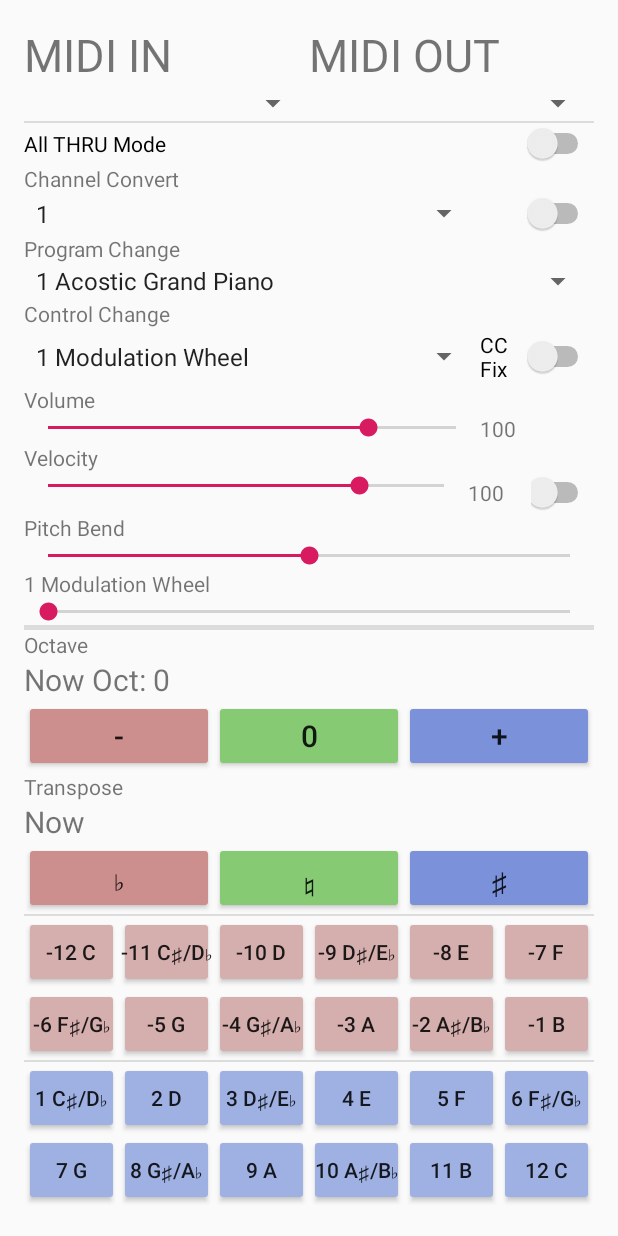
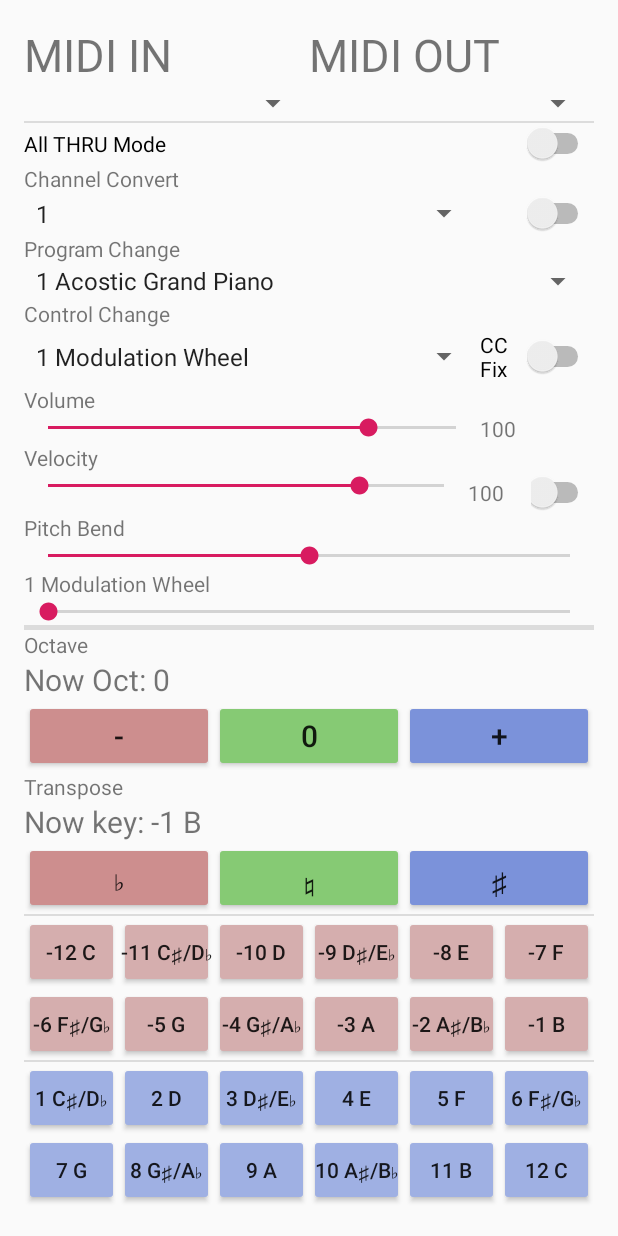
Before and after one commit to mikuta0407/MIDI-THRU-for-Play, an Android app: the screen it shows after launch (MainActivity), after a tap on an icon or button, on a phone screen of 412 x 824 dp. Run offline under Robolectric (Android 15) with nearby library versions, the light colour scheme and no system bars; 8 statements that could not run were skipped.

Commit message:
[Add]OctとKeyの表示更新

```diff
--- a/app/src/main/java/net/mikuta0407/midithru4play/MainActivity.java
+++ b/app/src/main/java/net/mikuta0407/midithru4play/MainActivity.java
@@ -510,19 +510,26 @@ public class MainActivity extends Activity
             // === Octave ===
             case R.id.octMinusButton:
                 octave -= 1;
+                mNowOct.setText("Now Oct: " + octave);
                 break;
 
             case R.id.octResetButton:
                 octave = 0;
+                mNowOct.setText("Now Oct: " + octave);
                 break;
 
             case R.id.octPlusButton:
                 octave += 1;
+                mNowOct.setText("Now Oct: " + octave);
                 break;
 
             // ==== Transpose ====
             case R.id.keyMinusButton:
                 transpose -= 1;
+                if (transpose == -13){
+                    transpose = -12;
+                }
+                mNowOct.setText("Now Oct: " + octave);
                 refreshTransposeText();
                 break;
 
@@ -533,6 +540,9 @@ public class MainActivity extends Activity
 
             case R.id.keyPlusButton:
                 transpose += 1;
+                if (transpose == 13){
+                    transpose = 12;
+                }
                 refreshTransposeText();
                 break;
 
@@ -846,8 +856,8 @@ public class MainActivity extends Activity
      * トランスポーズの現在のキーのTextViewを更新するやつ
      */
     private void refreshTransposeText() {
-
-        mNowKey.setText("Now");
+        String keytext[] = new String[]{"C","C♯/D♭","D","D♯/E♭","E","F","F♯/G♭","G","G♯/A♭","A","A♯/B♭","B","C","C♯/D♭","D","D♯/E♭","E","F","F♯/G♭","G","G♯/A♭","A","A♯/B♭","B","C"};
+        mNowKey.setText("Now key: " + transpose + " " + keytext[transpose + 12]);
     };
 
 
```
